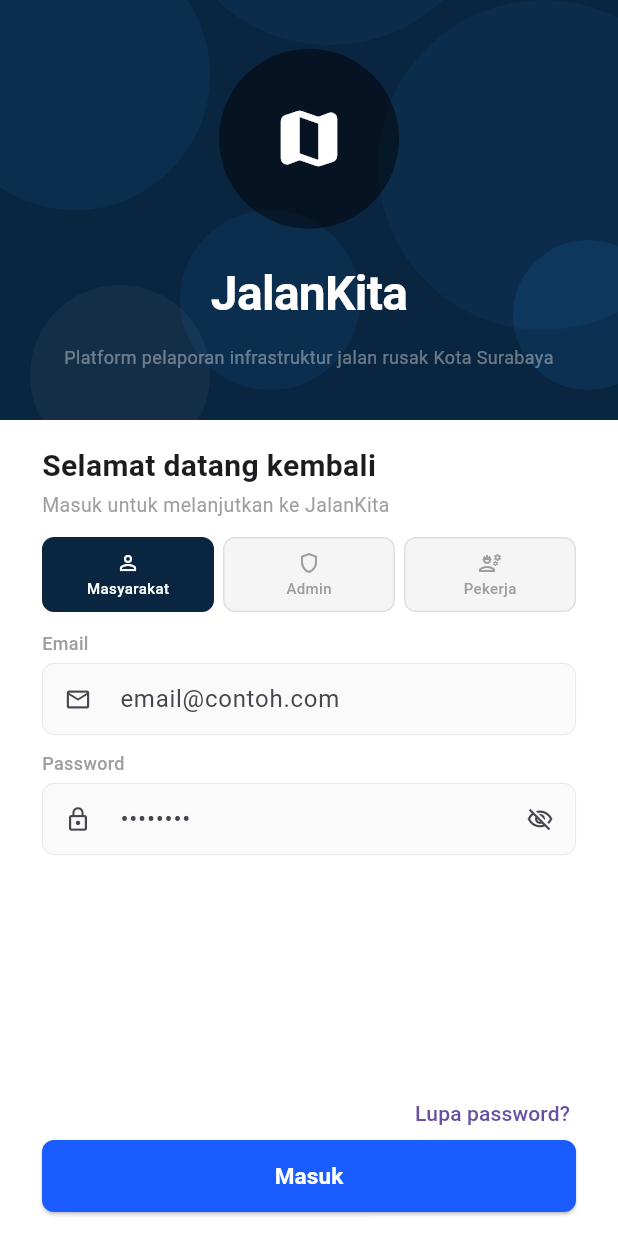
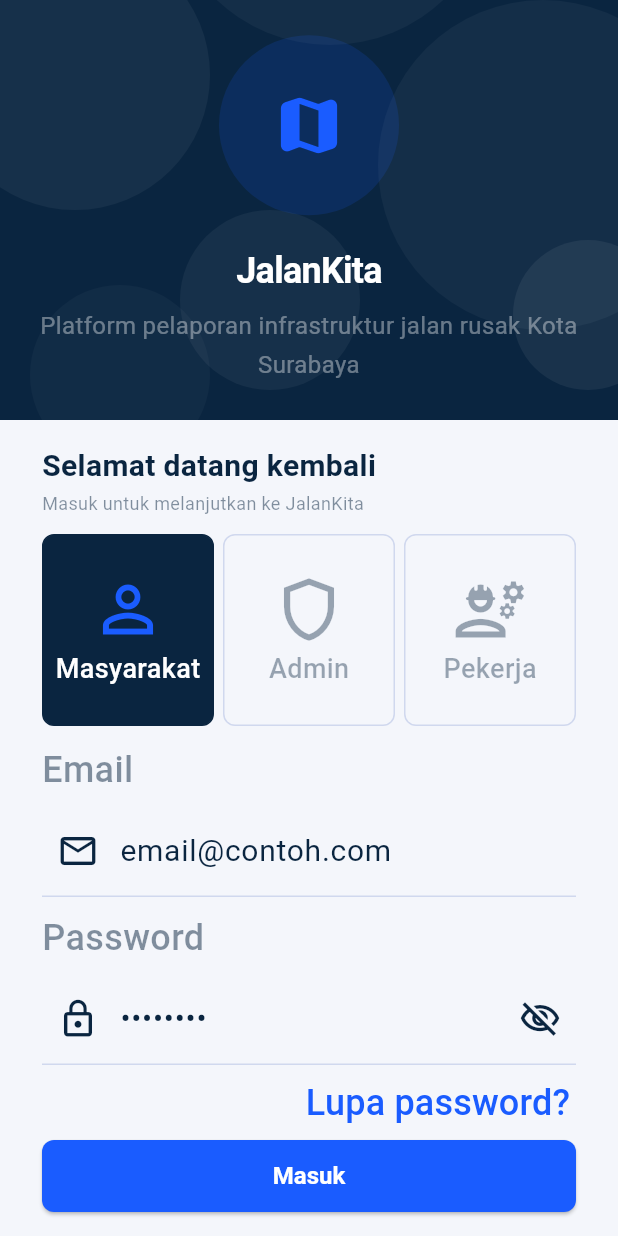
Before and after one commit to valmosee/incident-reporting, a Flutter app: the screen it shows after launch, on a phone screen of 412 x 824 dp. Run offline on Flutter 3.47's test engine with Material 3 defaults, Android fonts, the phone set to English and light mode, and no system bars; our stand-ins replace file_picker, flutter_map, geocoding, geolocator, latlong2, supabase_flutter; accounts and stored records are empty.

Commit message:
Mulai kerjain theme + ngubah design halaman login

```diff
--- /dev/null
+++ b/devtools_options.yaml
@@ -0,0 +1,3 @@
+description: This file stores settings for Dart & Flutter DevTools.
+documentation: https://docs.flutter.dev/tools/devtools/extensions#configure-extension-enablement-states
+extensions:
--- a/lib/Login.dart
+++ b/lib/Login.dart
@@ -1,5 +1,5 @@
+import 'dart:async';
 import 'package:flutter/material.dart';
-import 'package:kelompokc_incidentreporting/createReport.dart';
 import 'package:supabase_flutter/supabase_flutter.dart';
 
 class Login extends StatefulWidget {
@@ -14,8 +14,18 @@ class _LoginState extends State<Login> {
   final _passCtrl = TextEditingController();
   bool _obscure = true;
   bool _loading = false;
-  String _role = 'user'; // 'user' | 'admin' | 'worker'
+  String _role = 'user';
   final supabase = Supabase.instance.client;
+
+  // At the top of your State class
+  final List<String> _bgImages = [
+    'assets/images/kecelakaan-di-darmo-surabaya_169.jpeg',
+    'assets/images/kerusakan_jalan.jpeg',
+    // 'assets/images/your-second-image.jpeg',
+    // 'assets/images/your-third-image.jpeg',
+  ];
+  int _currentBgIndex = 0;
+  Timer? _bgTimer;
 
   Future<void> _login() async {
     setState(() => _loading = true);
@@ -25,7 +35,6 @@ class _LoginState extends State<Login> {
         password: _passCtrl.text,
       );
 
-      // ambil role dari tabel profiles
       final profile = await Supabase.instance.client
           .from('profiles')
           .select('role')
@@ -45,7 +54,11 @@ class _LoginState extends State<Login> {
     } catch (e) {
       if (!mounted) return;
       ScaffoldMessenger.of(context).showSnackBar(
-        SnackBar(content: Text('Login gagal: $e'), backgroundColor: Colors.red),
+        SnackBar(
+          content: Text('Login gagal: $e'),
+          // ✅ uses theme error color
+          backgroundColor: Theme.of(context).colorScheme.error,
+        ),
       );
     } finally {
       if (mounted) setState(() => _loading = false);
@@ -55,7 +68,6 @@ class _LoginState extends State<Login> {
   @override
   void initState() {
     super.initState();
-
     WidgetsBinding.instance.addPostFrameCallback((_) async {
       final session = Supabase.instance.client.auth.currentSession;
       if (session != null && mounted) {
@@ -77,12 +89,25 @@ class _LoginState extends State<Login> {
         }
       }
     });
+
+    _bgTimer = Timer.periodic(const Duration(seconds: 5), (_) {
+      if (mounted) {
+        setState(() {
+          _currentBgIndex = (_currentBgIndex + 1) % _bgImages.length;
+        });
+      }
+    });
+  }
+
+  @override
+  void dispose() {
+    _bgTimer?.cancel();
+    super.dispose();
   }
 
   Future<void> evtlogout(BuildContext context) async {
     try {
       await Supabase.instance.client.auth.signOut();
-
       debugPrint("Logout berhasil");
     } catch (e) {
       debugPrint("ERROR LOGOUT: $e");
@@ -91,16 +116,13 @@ class _LoginState extends State<Login> {
 
   Future<void> evtregister(String email, String password) async {
     debugPrint("start register");
-
     try {
       final response = await supabase.auth.signUp(
         email: email,
         password: password,
         data: {'display_name': "-", 'phone': '-', 'provider_type': 'user'},
       );
-
       debugPrint("response: $response");
-
       if (response.user != null) {
         debugPrint('Register berhasil');
       } else {
@@ -116,14 +138,15 @@ class _LoginState extends State<Login> {
     final isMobile = MediaQuery.of(context).size.width < 700;
 
     return Scaffold(
-      backgroundColor: const Color.fromARGB(255, 255, 255, 255),
+      // ✅ uses theme surface color
+      backgroundColor: Theme.of(context).colorScheme.surface,
       body: isMobile ? _buildMobileLayout() : _buildDesktopLayout(),
     );
   }
 
   Widget _buildDesktopLayout() {
     return SizedBox(
-      height: MediaQuery.of(context).size.height, // full screen height
+      height: MediaQuery.of(context).size.height,
       child: Row(
         crossAxisAlignment: CrossAxisAlignment.stretch,
         children: [
@@ -142,19 +165,31 @@ class _LoginState extends State<Login> {
         SizedBox(height: 280, child: _buildLeftPanel()),
         Expanded(
           child: Container(
-            color: Colors.white,
+            // ✅ uses theme surface color
+            color: Theme.of(context).colorScheme.surface,
             padding: EdgeInsets.fromLTRB(28, 16, 28, safeBottom + 16),
             child: Column(
               crossAxisAlignment: CrossAxisAlignment.start,
               children: [
-                const Text(
+                Text(
                   'Selamat datang kembali',
-                  style: TextStyle(fontSize: 20, fontWeight: FontWeight.bold),
+                  style: TextStyle(
+                    fontSize: 20,
+                    fontWeight: FontWeight.bold,
+                    // ✅ uses theme text color
+                    color: Theme.of(context).colorScheme.onSurface,
+                  ),
                 ),
                 const SizedBox(height: 2),
-                const Text(
+                Text(
                   'Masuk untuk melanjutkan ke JalanKita',
-                  style: TextStyle(fontSize: 13, color: Colors.grey),
+                  style: TextStyle(
+                    fontSize: 12,
+                    // ✅ muted text via onSurface with opacity
+                    color: Theme.of(
+                      context,
+                    ).colorScheme.onSurface.withValues(alpha: 0.5),
+                  ),
                 ),
                 const SizedBox(height: 12),
                 Row(
@@ -194,7 +229,10 @@ class _LoginState extends State<Login> {
                       ),
                       tapTargetSize: MaterialTapTargetSize.shrinkWrap,
                     ),
-                    child: const Text('Lupa password?'),
+                    child: const Text(
+                      'Lupa password?',
+                      style: TextStyle(fontSize: 24),
+                    ),
                   ),
                 ),
                 const SizedBox(height: 4),
@@ -202,30 +240,23 @@ class _LoginState extends State<Login> {
                   width: double.infinity,
                   height: 48,
                   child: ElevatedButton(
-                    onPressed: _loading
-                        ? null
-                        : () => _login(),
-                    style: ElevatedButton.styleFrom(
-                      backgroundColor: const Color(0xFF1A5CFF),
-                      shape: RoundedRectangleBorder(
-                        borderRadius: BorderRadius.circular(8),
-                      ),
-                    ),
+                    onPressed: _loading ? null : _login,
+                    // ✅ no style needed — picks up ElevatedButtonTheme from theme.dart
                     child: _loading
-                        ? const SizedBox(
+                        ? SizedBox(
                             width: 20,
                             height: 20,
                             child: CircularProgressIndicator(
-                              color: Colors.white,
+                              // ✅ spinner color matches button foreground
+                              color: Theme.of(context).colorScheme.onPrimary,
                               strokeWidth: 2,
                             ),
                           )
                         : const Text(
                             'Masuk',
                             style: TextStyle(
-                              color: Colors.white,
+                              fontSize: 16,
                               fontWeight: FontWeight.w600,
-                              fontSize: 15,
                             ),
                           ),
                   ),
@@ -240,48 +271,47 @@ class _LoginState extends State<Login> {
 
   Widget _buildLeftPanel() {
     final isMobile = MediaQuery.of(context).size.width < 700;
+    // ✅ left panel uses theme secondary color (navy)
+    final panelColor = Theme.of(context).colorScheme.secondary;
 
     return Container(
-      width: MediaQuery.of(context).size.width < 700
+      width: isMobile
           ? double.infinity
           : MediaQuery.of(context).size.width * 0.3,
-      height: isMobile ? 300 : null, // explicit height on mobile,
-      decoration: const BoxDecoration(color: Color(0xFF0A2540)),
+      height: isMobile ? 300 : null,
+      decoration: BoxDecoration(color: panelColor),
       child: Stack(
         children: [
-          // bubble decorations
           Positioned(
             top: -40,
             left: -40,
-            child: _bubble(180, Colors.blue.withValues(alpha: 0.08)),
+            child: _bubble(180, Colors.white.withValues(alpha: 0.05)),
           ),
           Positioned(
             top: 140,
             left: 120,
-            child: _bubble(120, Colors.blue.withValues(alpha: 0.08)),
+            child: _bubble(120, Colors.white.withValues(alpha: 0.05)),
           ),
           Positioned(
             bottom: 60,
             right: -60,
-            child: _bubble(220, Colors.blue.withValues(alpha: 0.06)),
+            child: _bubble(220, Colors.white.withValues(alpha: 0.04)),
           ),
           Positioned(
             bottom: 250,
             left: 110,
-            child: _bubble(220, Colors.blue.withValues(alpha: 0.06)),
+            child: _bubble(220, Colors.white.withValues(alpha: 0.04)),
           ),
           Positioned(
             top: 160,
             right: -30,
-            child: _bubble(100, Colors.blue.withValues(alpha: 0.1)),
+            child: _bubble(100, Colors.white.withValues(alpha: 0.06)),
           ),
           Positioned(
             bottom: -30,
             left: 20,
-            child: _bubble(120, Colors.white.withValues(alpha: 0.04)),
+            child: _bubble(120, Colors.white.withValues(alpha: 0.03)),
           ),
-
-          // content centered
           Center(
             child: Column(
               mainAxisAlignment: MainAxisAlignment.center,
@@ -291,32 +321,38 @@ class _LoginState extends State<Login> {
                   width: 120,
                   height: 120,
                   decoration: BoxDecoration(
-                    color: const Color.fromARGB(121, 0, 0, 0),
+                    // ✅ icon circle uses primary (amber) with opacity
+                    color: Theme.of(
+                      context,
+                    ).colorScheme.primary.withValues(alpha: 0.15),
                     borderRadius: BorderRadius.circular(90),
                   ),
-                  child: const Icon(
+                  child: Icon(
                     Icons.map_rounded,
-                    color: Colors.white,
+                    // ✅ icon uses primary accent (amber)
+                    color: Theme.of(context).colorScheme.primary,
                     size: 50,
                   ),
                 ),
                 const SizedBox(height: 20),
-                const Text(
+                Text(
                   'JalanKita',
                   textAlign: TextAlign.center,
                   style: TextStyle(
-                    fontSize: 32, // bigger title
+                    fontSize: isMobile
+                        ? 24
+                        : 60, // no const, isMobile is runtime
                     fontWeight: FontWeight.bold,
                     color: Colors.white,
                     letterSpacing: -0.5,
                   ),
                 ),
-                const SizedBox(height: 10),
-                const Text(
+                const SizedBox(height: 7),
+                Text(
                   'Platform pelaporan infrastruktur jalan rusak Kota Surabaya',
                   textAlign: TextAlign.center,
                   style: TextStyle(
-                    fontSize: 12,
+                    fontSize: isMobile ? 16 : 20,
                     color: Colors.white38,
                     height: 1.6,
                   ),
@@ -338,32 +374,56 @@ class _LoginState extends State<Login> {
   }
 
   Widget _buildRightPanel() {
-    return Container(
-      // no fixed width — Expanded in Row handles it
-      padding: const EdgeInsets.symmetric(horizontal: 64, vertical: 48),
+    return Stack(
+      fit: StackFit.expand,
+      children: [
+        // 🖼️ Animated background slideshow
+        AnimatedSwitcher(
+          duration: const Duration(milliseconds: 800),
+          child: Container(
+            key: ValueKey(_currentBgIndex),
             decoration: BoxDecoration(
-        color: Colors.white,
-        borderRadius: BorderRadius.zero,
+              color: Theme.of(context).colorScheme.surface,
+              image: DecorationImage(
+                image: AssetImage(_bgImages[_currentBgIndex]),
+                fit: BoxFit.cover,
+                opacity: 0.18,
               ),
-      child: Center(
-        // centers the form content horizontally
-        child: ConstrainedBox(
-          constraints: const BoxConstraints(
-            maxWidth: 400,
-          ), // form doesn't stretch too wide on large screens
+            ),
+          ),
+        ),
+
+        // 📋 Your form on top
+        Center(
+          child: Container(
+            width: 700,
+            padding: const EdgeInsets.symmetric(horizontal: 40, vertical: 36),
+            decoration: BoxDecoration(
+              color: Colors.black.withValues(alpha: 0.6),
+              borderRadius: BorderRadius.circular(16),
+            ),
             child: Column(
               crossAxisAlignment: CrossAxisAlignment.start,
-            mainAxisAlignment: MainAxisAlignment.center, // centers vertically
-            mainAxisSize: MainAxisSize.max,
+              mainAxisAlignment: MainAxisAlignment.center,
+              mainAxisSize: MainAxisSize.min,
               children: [
-              const Text(
+                Text(
                   'Selamat datang kembali',
-                style: TextStyle(fontSize: 20, fontWeight: FontWeight.bold),
+                  style: TextStyle(
+                    fontSize: 45,
+                    fontWeight: FontWeight.bold,
+                    color: Theme.of(context).colorScheme.onSurface,
+                  ),
                 ),
                 const SizedBox(height: 4),
-              const Text(
+                Text(
                   'Masuk untuk melanjutkan ke JalanKita',
-                style: TextStyle(fontSize: 13, color: Colors.grey),
+                  style: TextStyle(
+                    fontSize: 18,
+                    color: Theme.of(
+                      context,
+                    ).colorScheme.onSurface.withValues(alpha: 0.5),
+                  ),
                 ),
                 const SizedBox(height: 20),
                 Row(
@@ -395,72 +455,34 @@ class _LoginState extends State<Login> {
                   alignment: Alignment.centerRight,
                   child: TextButton(
                     onPressed: () {},
-                  child: const Text('Lupa password?'),
+                    child: const Text(
+                      'Lupa password?',
+                      style: TextStyle(fontSize: 18),
+                    ),
                   ),
                 ),
                 SizedBox(
                   width: double.infinity,
-                height: 44,
+                  height: 54,
                   child: ElevatedButton(
-                  onPressed: _loading
-                      ? null
-                      : () => _login(),
-                  style: ElevatedButton.styleFrom(
-                    backgroundColor: const Color(0xFF1A5CFF),
-                    shape: RoundedRectangleBorder(
-                      borderRadius: BorderRadius.circular(8),
-                    ),
-                  ),
+                    onPressed: _loading ? null : _login,
                     child: _loading
-                      ? const SizedBox(
-                          width: 20,
-                          height: 20,
+                        ? SizedBox(
+                            width: 24,
+                            height: 24,
                             child: CircularProgressIndicator(
-                            color: Colors.white,
+                              color: Theme.of(context).colorScheme.onPrimary,
                               strokeWidth: 2,
                             ),
                           )
-                      : const Text(
-                          'Masuk',
-                          style: TextStyle(
-                            color: Colors.white,
-                            fontWeight: FontWeight.w600,
-                          ),
-                        ),
+                        : const Text('Masuk', style: TextStyle(fontSize: 22)),
                   ),
                 ),
               ],
             ),
           ),
         ),
-    );
-  }
-
-  Widget _statPill(String num, String label) {
-    return Container(
-      padding: const EdgeInsets.symmetric(horizontal: 12, vertical: 10),
-      decoration: BoxDecoration(
-        color: Colors.white10,
-        border: Border.all(color: Colors.white12),
-        borderRadius: BorderRadius.circular(8),
-      ),
-      child: Column(
-        crossAxisAlignment: CrossAxisAlignment.start,
-        children: [
-          Text(
-            num,
-            style: const TextStyle(
-              fontSize: 18,
-              fontWeight: FontWeight.bold,
-              color: Colors.white,
-            ),
-          ),
-          Text(
-            label,
-            style: const TextStyle(fontSize: 10, color: Colors.white38),
-          ),
       ],
-      ),
     );
   }
 
@@ -471,80 +493,80 @@ class _LoginState extends State<Login> {
     String hint = '',
     bool obscure = false,
   }) {
+    final cs = Theme.of(context).colorScheme;
     return Column(
       crossAxisAlignment: CrossAxisAlignment.start,
       children: [
         Text(
           label,
-          style: const TextStyle(
-            fontSize: 12,
+          style: TextStyle(
+            fontSize: 24, // was 12
             fontWeight: FontWeight.w500,
-            color: Colors.grey,
+            color: cs.onSurface.withValues(alpha: 0.5),
           ),
         ),
-        const SizedBox(height: 5),
+        const SizedBox(height: 6), // was 5
         TextField(
           controller: ctrl,
           obscureText: obscure ? _obscure : false,
+          style: const TextStyle(fontSize: 20), // add explicit text size
           decoration: InputDecoration(
             hintText: hint,
-            prefixIcon: Icon(icon, size: 18),
+            prefixIcon: Icon(icon, size: 28), // was 18
+            contentPadding: const EdgeInsets.symmetric(
+              horizontal: 14,
+              vertical: 16,
+            ), // bigger tap area
             suffixIcon: obscure
                 ? IconButton(
                     icon: Icon(
                       _obscure
                           ? Icons.visibility_off_outlined
                           : Icons.visibility_outlined,
-                      size: 18,
+                      size: 28, // was 18
                     ),
                     onPressed: () => setState(() => _obscure = !_obscure),
                   )
                 : null,
-            filled: true,
-            fillColor: Colors.grey.shade50,
-            border: OutlineInputBorder(
-              borderRadius: BorderRadius.circular(8),
-              borderSide: BorderSide(color: Colors.grey.shade300, width: 0.5),
-            ),
-            enabledBorder: OutlineInputBorder(
-              borderRadius: BorderRadius.circular(8),
-              borderSide: BorderSide(color: Colors.grey.shade300, width: 0.5),
-            ),
-            contentPadding: const EdgeInsets.symmetric(
-              horizontal: 12,
-              vertical: 12,
-            ),
           ),
         ),
       ],
     );
   }
 
-  // Maybe delete this later, for testing role-based UI
   Widget _roleTab(String label, String value, IconData icon) {
     final active = _role == value;
+    final cs = Theme.of(context).colorScheme;
     return Expanded(
       child: GestureDetector(
         onTap: () => setState(() => _role = value),
         child: Container(
-          padding: const EdgeInsets.symmetric(vertical: 8),
+          padding: const EdgeInsets.symmetric(vertical: 24), // was 8
           decoration: BoxDecoration(
-            color: active ? const Color(0xFF0A2540) : Colors.grey.shade100,
+            // ✅ active uses secondary (navy), inactive uses surface with border
+            color: active ? cs.secondary : cs.surface,
             borderRadius: BorderRadius.circular(8),
-            border: Border.all(
-              color: active ? const Color(0xFF0A2540) : Colors.grey.shade300,
-            ),
+            border: Border.all(color: active ? cs.secondary : cs.outline),
           ),
           child: Column(
             children: [
-              Icon(icon, size: 16, color: active ? Colors.white : Colors.grey),
+              Icon(
+                icon,
+                size: 50,
+                // ✅ active icon uses primary (amber), inactive uses muted
+                color: active
+                    ? cs.primary
+                    : cs.onSurface.withValues(alpha: 0.4),
+              ),
               const SizedBox(height: 2),
               Text(
                 label,
                 style: TextStyle(
-                  fontSize: 10,
+                  fontSize: 18,
                   fontWeight: FontWeight.w500,
-                  color: active ? Colors.white : Colors.grey,
+                  color: active
+                      ? Colors.white
+                      : cs.onSurface.withValues(alpha: 0.4),
                 ),
               ),
             ],
--- a/lib/main.dart
+++ b/lib/main.dart
@@ -1,5 +1,6 @@
 import 'package:flutter/material.dart';
 import 'package:flutter_web_plugins/flutter_web_plugins.dart';
+import 'package:kelompokc_incidentreporting/theme/theme.dart';
 import 'package:supabase_flutter/supabase_flutter.dart';
 
 import 'login.dart';
@@ -27,7 +28,8 @@ class MyApp extends StatelessWidget {
   Widget build(BuildContext context) {
     return MaterialApp(
       title: 'AMBW',
-      theme: ThemeData(primarySwatch: Colors.blue),
+      theme: lightMode,
+      darkTheme: darkMode,
       home: const AuthGate(),
       routes: {'/map': (context) => Showmap(),
                '/login': (context) => Login(),
--- /dev/null
+++ b/lib/theme/theme.dart
@@ -0,0 +1,47 @@
+import 'package:flutter/material.dart';
+
+ThemeData lightMode = ThemeData(
+  brightness: Brightness.light,
+  colorScheme: ColorScheme.light(
+    surface:          const Color(0xFFF4F6FB),
+    primary:          const Color(0xFF1A5CFF),
+    secondary:        const Color(0xFF0A2540),
+    onPrimary:        Colors.white,
+    onSurface:        const Color(0xFF0A2540),
+    surfaceContainer: Colors.white,
+    outline:          const Color(0xFFD0D8EE),
+    error:            const Color(0xFFE53935),
+  ),
+  elevatedButtonTheme: ElevatedButtonThemeData(
+    style: ElevatedButton.styleFrom(
+      backgroundColor: const Color(0xFF1A5CFF),
+      foregroundColor: Colors.white,
+      minimumSize: const Size(double.infinity, 54),
+      shape: RoundedRectangleBorder(borderRadius: BorderRadius.circular(8)),
+      textStyle: const TextStyle(fontSize: 16, fontWeight: FontWeight.w600),
+    ),
+  ),
+);
+
+ThemeData darkMode = ThemeData(
+  brightness: Brightness.dark,
+  colorScheme: ColorScheme.dark(
+    surface:          const Color.fromARGB(175, 0, 0, 0),
+    primary:          const Color(0xFF1A5CFF),
+    secondary:        const Color(0xFF0A2540),
+    onPrimary:        Colors.white,
+    onSurface:        const Color(0xFFE8EDF8),
+    surfaceContainer: const Color(0xFF112236),
+    outline:          const Color(0xFF1E3A5F),
+    error:            const Color(0xFFE53935),
+  ),
+  elevatedButtonTheme: ElevatedButtonThemeData(
+    style: ElevatedButton.styleFrom(
+      backgroundColor: const Color(0xFF1A5CFF),
+      foregroundColor: Colors.white,
+      minimumSize: const Size(double.infinity, 54),
+      shape: RoundedRectangleBorder(borderRadius: BorderRadius.circular(8)),
+      textStyle: const TextStyle(fontSize: 16, fontWeight: FontWeight.w600),
+    ),
+  ),
+);
--- a/pubspec.yaml
+++ b/pubspec.yaml
@@ -25,3 +25,5 @@ dev_dependencies:
 
 flutter:
   uses-material-design: true
+  assets:
+    - assets/images/
```
Also changed, not shown: assets/images/kecelakaan-di-darmo-surabaya_169.jpeg (added), assets/images/kerusakan_jalan.jpeg (added). Lines whose indentation alone changed are shown as unchanged.
